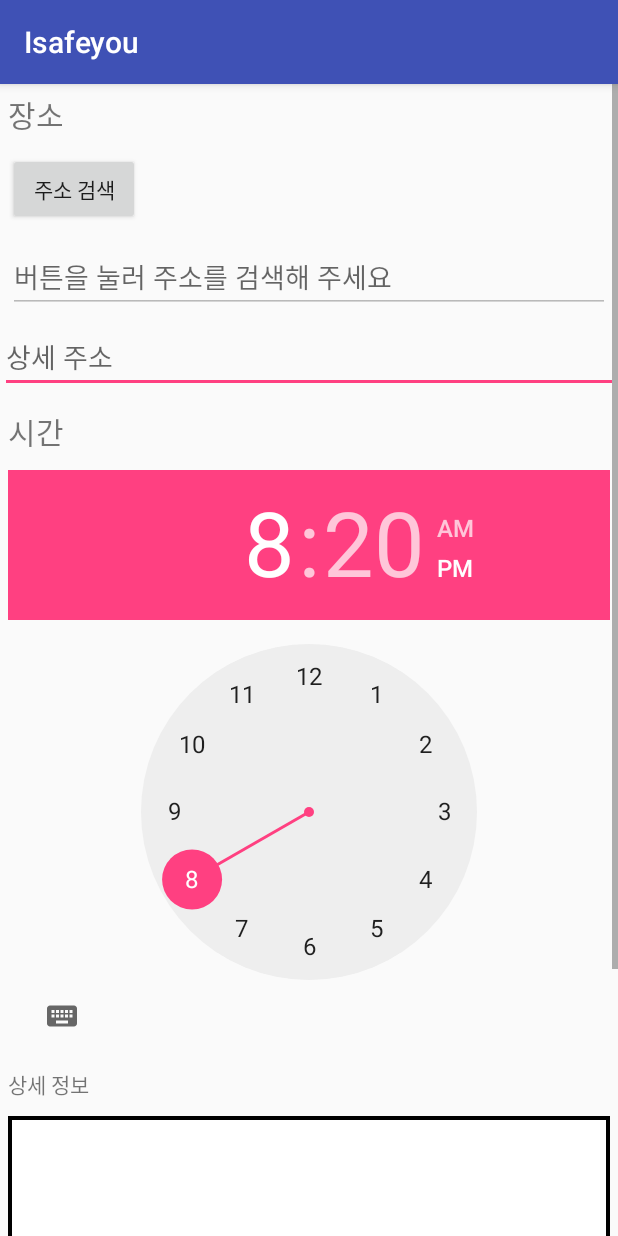
After one commit to Ankwinam/Isafeyou2, an Android app: the CommunityAddActivity screen opened directly, with no data from a screen before it, on a phone screen of 412 x 824 dp. The commit adds this screen. Run offline under Robolectric (Android 15) with nearby library versions, the phone set to English and light mode, and no system bars.

Commit message:
커뮤니티에 글 올릴때 양식 구현

```diff
--- a/app/src/main/AndroidManifest.xml
+++ b/app/src/main/AndroidManifest.xml
@@ -28,6 +28,8 @@
             </intent-filter>
         </activity>
         <activity android:name=".isafeyou.Activity.ContactAddActivity"></activity>
+        <activity android:name=".isafeyou.Activity.CommunityAddActivity"></activity>
+        <activity android:name=".isafeyou.Activity.WebViewActivity"></activity>
         <activity
             android:name=".isafeyou.Activity.Guide"
             android:theme="@style/Theme.AppCompat.Dialog.Alert" />
--- /dev/null
+++ b/app/src/main/java/com/example/kwinam/isafeyou/isafeyou/Activity/CommunityAddActivity.java
@@ -0,0 +1,56 @@
+package com.example.kwinam.isafeyou.isafeyou.Activity;
+
+import android.content.Intent;
+import android.os.Bundle;
+import android.support.annotation.Nullable;
+import android.support.v7.app.AppCompatActivity;
+import android.view.View;
+import android.widget.Button;
+import android.widget.EditText;
+
+import com.example.kwinam.isafeyou.R;
+
+/**
+ * Created by Taewoong on 2017-08-04.
+ */
+
+public class CommunityAddActivity extends AppCompatActivity{
+    private static final int SEARCH_ADDRESS_ACTIVITY = 10000;
+    private EditText et_address;
+    Button btn_serach;
+
+    @Override
+    protected void onCreate(@Nullable Bundle savedInstanceState) {
+        super.onCreate(savedInstanceState);
+        setContentView(R.layout.community_add);
+
+        et_address = (EditText)findViewById(R.id.address_result);
+        et_address.setClickable(false);
+        et_address.setEnabled(false);
+        et_address.setFocusable(false);
+        et_address.setFocusableInTouchMode(false);
+        btn_serach = (Button)findViewById(R.id.search_address_btn);
+
+        btn_serach.setOnClickListener(new View.OnClickListener(){
+            @Override
+            public void onClick(View v) {
+                Intent i = new Intent(CommunityAddActivity.this,WebViewActivity.class);
+                startActivityForResult(i, SEARCH_ADDRESS_ACTIVITY);
+            }
+        });
+    }
+
+    public void onActivityResult(int requestCode, int resultCode, Intent intent){
+
+        super.onActivityResult(requestCode, resultCode, intent);
+        switch(requestCode){
+            case SEARCH_ADDRESS_ACTIVITY:
+                if(resultCode == RESULT_OK){
+                    String data = intent.getExtras().getString("data");
+                    if (data != null)
+                        et_address.setText(data);
+                }
+                break;
+        }
+    }
+}
--- a/app/src/main/java/com/example/kwinam/isafeyou/isafeyou/Fragment/TabFragment5.java
+++ b/app/src/main/java/com/example/kwinam/isafeyou/isafeyou/Fragment/TabFragment5.java
@@ -17,6 +17,7 @@ public class TabFragment5 extends Fragment {
     @Override
     public View onCreateView(LayoutInflater inflater, ViewGroup container, Bundle savedInstanceState) {
         View view = inflater.inflate(R.layout.fragment_5, container, false);
+
         return view;
     }
 
--- /dev/null
+++ b/app/src/main/res/drawable/box.xml
@@ -0,0 +1,12 @@
+<?xml version="1.0" encoding="utf-8"?>
+<shape xmlns:android="http://schemas.android.com/apk/res/android"
+    android:padding = "10dp"
+    android:shape="rectangle">
+
+    <solid android:color="#FFFFFFFF"/>
+
+    <stroke
+        android:color="#FF000000"
+        android:width="4px"/>
+
+</shape>
--- /dev/null
+++ b/app/src/main/res/layout/community_add.xml
@@ -0,0 +1,96 @@
+<?xml version="1.0" encoding="utf-8"?>
+<ScrollView xmlns:android="http://schemas.android.com/apk/res/android"
+    android:orientation="vertical"
+    android:layout_width="match_parent"
+    android:layout_height="match_parent">
+
+    <LinearLayout
+        android:layout_width="match_parent"
+        android:layout_height="match_parent"
+        android:orientation="vertical">
+
+        <TextView
+            android:layout_width="wrap_content"
+            android:layout_height="wrap_content"
+            android:text="장소"
+            android:layout_margin="5dp"
+            android:textSize="20dp"/>
+
+        <Button
+            android:layout_width="wrap_content"
+            android:layout_height="wrap_content"
+            android:text="주소 검색"
+            android:layout_margin="5dp"
+            android:id="@+id/search_address_btn"/>
+
+        <EditText
+            android:layout_width="match_parent"
+            android:layout_height="wrap_content"
+            android:maxLines="5"
+            android:layout_margin="5dp"
+            android:id="@+id/address_result"
+            android:hint="버튼을 눌러 주소를 검색해 주세요"/>
+
+        <EditText
+            android:layout_width="match_parent"
+            android:layout_height="wrap_content"
+            android:layout_marginBottom="5dp"
+            android:id="@+id/extra_address"
+            android:hint="상세 주소"/>
+
+        <TextView
+            android:layout_width="wrap_content"
+            android:layout_height="wrap_content"
+            android:text="시간"
+            android:layout_margin="5dp"
+            android:textSize="20dp"/>
+
+        <TimePicker
+            android:id="@+id/timePicker"
+            android:layout_margin="5dp"
+            android:layout_width="wrap_content"
+            android:layout_height="wrap_content"
+            android:timePickerMode="clock"></TimePicker>
+
+        <TextView
+            android:layout_width="match_parent"
+            android:layout_height="wrap_content"
+            android:layout_margin="5dp"
+            android:text="상세 정보"/>
+
+        <EditText
+            android:layout_width="match_parent"
+            android:layout_height="wrap_content"
+            android:inputType="textMultiLine|textNoSuggestions"
+            android:background="@drawable/box"
+            android:layout_margin="5dp"
+            android:minLines="10"
+            android:maxLines="20"
+            android:gravity="top"
+            android:padding="5dp"/>
+
+        <RelativeLayout
+            android:layout_marginTop="20dp"
+            android:layout_width="wrap_content"
+            android:layout_height="wrap_content">
+
+            <Button
+                android:layout_width="wrap_content"
+                android:layout_height="wrap_content"
+                android:text="취소"
+                android:layout_alignParentBottom="true"
+                android:layout_alignParentRight="true"
+                android:layout_margin="5dp"
+                android:id="@+id/cancel"/>
+
+            <Button
+                android:layout_width="wrap_content"
+                android:layout_height="wrap_content"
+                android:text="등록"
+                android:id="@+id/enroll"
+                android:layout_margin="5dp"
+                android:layout_toLeftOf="@+id/cancel"/>
+        </RelativeLayout>
+    </LinearLayout>
+
+</ScrollView>
```
Also changed, not shown: app/src/main/java/com/example/kwinam/isafeyou/isafeyou/Activity/WebViewActivity.java (added, +54 -0 lines), app/src/main/java/com/example/kwinam/isafeyou/isafeyou/Fragment/TabFragment2.java (+10 -6 lines), app/src/main/java/com/example/kwinam/isafeyou/isafeyou/Fragment/TabFragment4.java (+15 -1 lines), app/src/main/res/layout/activity_web_view.xml (added, +19 -0 lines), app/src/main/res/layout/fragment_4.xml (+13 -0 lines), 1 other file.
